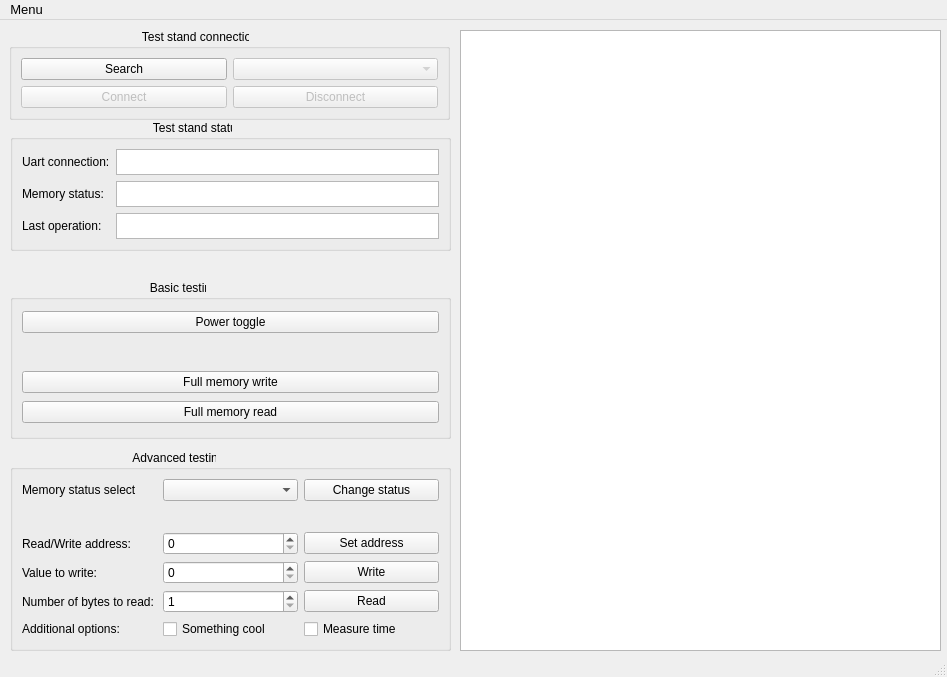
Qt form KL-software_test/QtGui/SRAM/mainwindow.ui (Wannabex/sram_test_stand) before a commit.
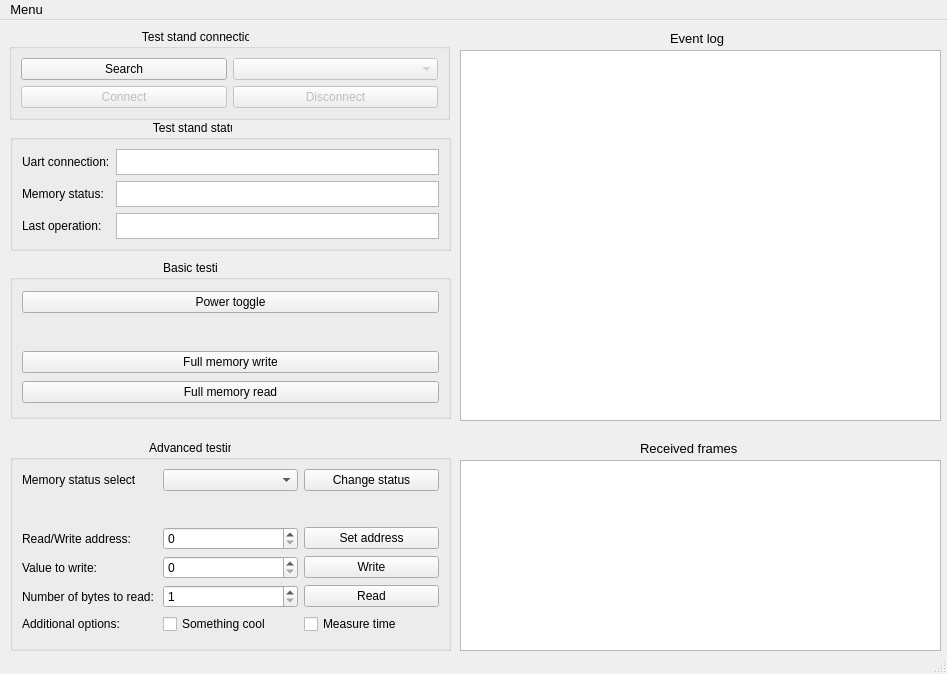
The same form after that commit.

Patch:
```diff
--- a/KL-software_test/QtGui/SRAM/mainwindow.ui
+++ b/KL-software_test/QtGui/SRAM/mainwindow.ui
@@ -7,7 +7,7 @@
     <x>0</x>
     <y>0</y>
     <width>947</width>
-    <height>677</height>
+    <height>674</height>
    </rect>
   </property>
   <property name="font">
@@ -100,9 +100,9 @@
     <property name="geometry">
      <rect>
       <x>460</x>
-      <y>10</y>
+      <y>30</y>
       <width>481</width>
-      <height>621</height>
+      <height>371</height>
      </rect>
     </property>
     <property name="font">
@@ -118,7 +118,7 @@
     <property name="geometry">
      <rect>
       <x>10</x>
-      <y>260</y>
+      <y>240</y>
       <width>441</width>
       <height>159</height>
      </rect>
@@ -129,7 +129,7 @@
      </font>
     </property>
     <property name="title">
-     <string>                                          Basic testing</string>
+     <string>                                              Basic testing</string>
     </property>
     <layout class="QGridLayout" name="gridLayout_3">
      <item row="1" column="0" colspan="2">
@@ -195,9 +195,9 @@
     <property name="geometry">
      <rect>
       <x>10</x>
-      <y>430</y>
+      <y>420</y>
       <width>441</width>
-      <height>201</height>
+      <height>211</height>
      </rect>
     </property>
     <property name="font">
@@ -206,7 +206,7 @@
      </font>
     </property>
     <property name="title">
-     <string>                                     Advanced testing</string>
+     <string>                                          Advanced testing</string>
     </property>
     <layout class="QGridLayout" name="gridLayout_2">
      <item row="12" column="0">
@@ -402,6 +402,9 @@
        <property name="minimum">
         <number>1</number>
        </property>
+       <property name="maximum">
+        <number>255</number>
+       </property>
       </widget>
      </item>
     </layout>
@@ -498,6 +501,42 @@
      </item>
     </layout>
    </widget>
+   <widget class="QTextEdit" name="textEditFrames">
+    <property name="geometry">
+     <rect>
+      <x>460</x>
+      <y>440</y>
+      <width>481</width>
+      <height>191</height>
+     </rect>
+    </property>
+   </widget>
+   <widget class="QLabel" name="label">
+    <property name="geometry">
+     <rect>
+      <x>640</x>
+      <y>420</y>
+      <width>101</width>
+      <height>16</height>
+     </rect>
+    </property>
+    <property name="text">
+     <string>Received frames</string>
+    </property>
+   </widget>
+   <widget class="QLabel" name="label_2">
+    <property name="geometry">
+     <rect>
+      <x>670</x>
+      <y>10</y>
+      <width>61</width>
+      <height>16</height>
+     </rect>
+    </property>
+    <property name="text">
+     <string>Event log</string>
+    </property>
+   </widget>
   </widget>
   <widget class="QMenuBar" name="menubar">
    <property name="geometry">
```
